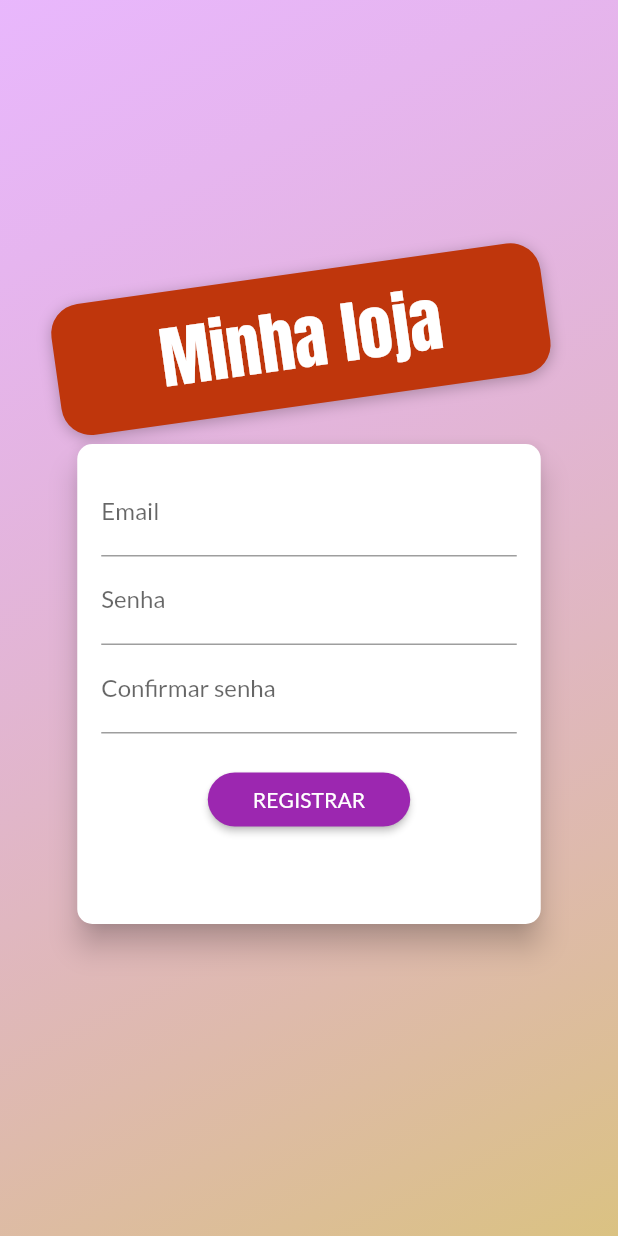
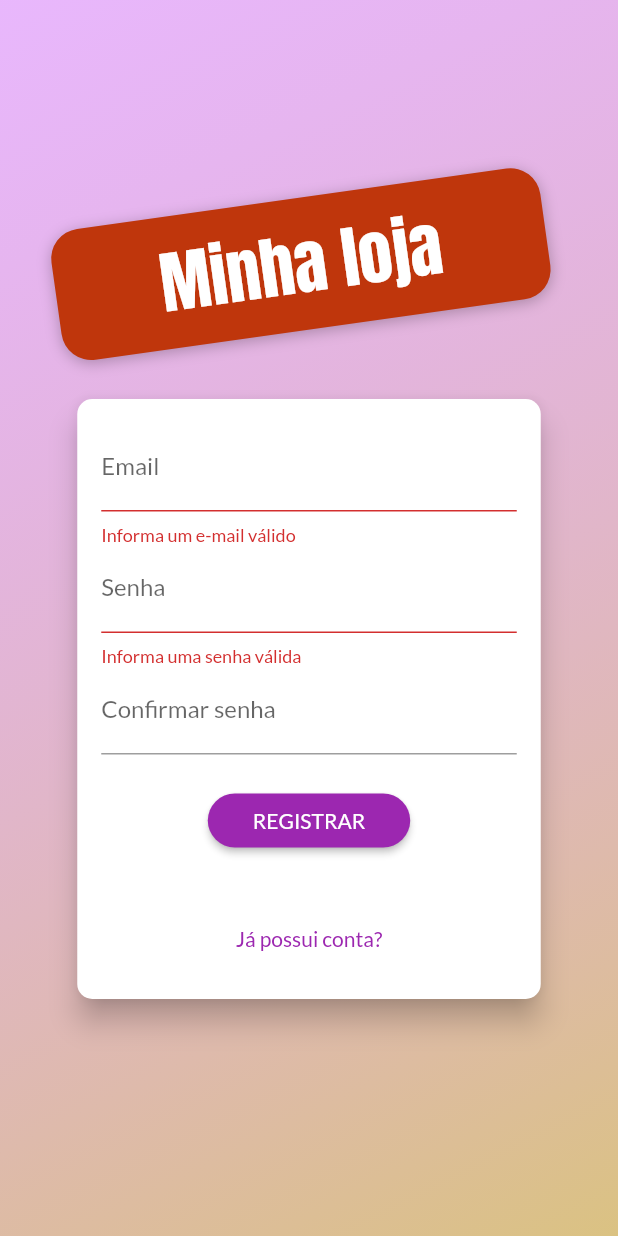
Before and after one commit to BrunoAraujooDev/flutter-shop, a Flutter app: the screen it shows after launch, after a tap on "REGISTRAR", on a phone screen of 412 x 824 dp. Run offline on Flutter 3.47's test engine with Material 2 defaults, Android fonts, the phone set to English and light mode, and no system bars; network calls fail.

Commit message:
finalizando pagina de login e colocando funcionalidade de registrar

```diff
--- a/lib/components/auth_form.dart
+++ b/lib/components/auth_form.dart
@@ -1,4 +1,6 @@
 import 'package:flutter/material.dart';
+import 'package:provider/provider.dart';
+import 'package:shop/models/auth.dart';
 
 enum AuthMode { login, signUp }
 
@@ -11,14 +13,53 @@ class AuthForm extends StatefulWidget {
 
 class _AuthFormState extends State<AuthForm> {
   AuthMode _authMode = AuthMode.signUp;
-  final _passwordController = TextEditingController();
+  final TextEditingController _passwordController = TextEditingController();
+  final _formkey = GlobalKey<FormState>();
+  bool _isLoading = false;
 
-  Map<String, String> _authData = {
+  final Map<String, String> _authData = {
     'email': '',
     'password': '',
   };
 
-  void _submit() {}
+  bool isLogin() => _authMode == AuthMode.login;
+  bool isSignUp() => _authMode == AuthMode.signUp;
+
+  void _switchAuthMode() {
+    setState(() {
+      if (isLogin()) {
+        _authMode = AuthMode.signUp;
+      } else {
+        _authMode = AuthMode.login;
+      }
+    });
+  }
+
+  Future<void> _submit() async {
+    bool isValid = _formkey.currentState?.validate() ?? false;
+
+    if (!isValid) {
+      return;
+    }
+
+    _formkey.currentState?.save();
+
+    setState(() {
+      _isLoading = true;
+    });
+
+    Auth auth = Provider.of<Auth>(context, listen: false);
+
+    if (isLogin()) {
+      // login
+    } else {
+      // registrar
+      await auth.signup(_authData['email']!, _authData['password']!);
+    }
+    setState(() {
+      _isLoading = false;
+    });
+  }
 
   @override
   Widget build(BuildContext context) {
@@ -27,10 +68,11 @@ class _AuthFormState extends State<AuthForm> {
       elevation: 8,
       shape: RoundedRectangleBorder(borderRadius: BorderRadius.circular(10)),
       child: Container(
-          height: 320,
+          height: isLogin() ? 310 : 400,
           width: deviceSize.width * 0.75,
           padding: const EdgeInsets.all(16),
           child: Form(
+            key: _formkey,
             child: Column(
               children: [
                 TextFormField(
@@ -64,13 +106,13 @@ class _AuthFormState extends State<AuthForm> {
                   },
                   onSaved: (password) => _authData['password'] = password ?? '',
                 ),
-                if (_authMode == AuthMode.signUp)
+                if (isSignUp())
                   TextFormField(
                     decoration:
                         const InputDecoration(labelText: 'Confirmar senha'),
                     keyboardType: TextInputType.visiblePassword,
                     obscureText: true,
-                    validator: _authMode == AuthMode.login
+                    validator: isLogin()
                         ? null
                         : (_password) {
                             final password = _password ?? '';
@@ -84,18 +126,25 @@ class _AuthFormState extends State<AuthForm> {
                 const SizedBox(
                   height: 20,
                 ),
+                if (_isLoading)
+                  const CircularProgressIndicator()
+                else
                   ElevatedButton(
                     onPressed: _submit,
                     style: ElevatedButton.styleFrom(
                       shape: RoundedRectangleBorder(
                         borderRadius: BorderRadius.circular(30),
                       ),
-                    padding:
-                        const EdgeInsets.symmetric(horizontal: 30, vertical: 8),
+                      padding: const EdgeInsets.symmetric(
+                          horizontal: 30, vertical: 8),
                     ),
+                    child: Text(isLogin() ? 'ENTRAR' : 'REGISTRAR'),
+                  ),
+                const Spacer(),
+                TextButton(
+                    onPressed: _switchAuthMode,
                     child: Text(
-                      _authMode == AuthMode.login ? 'ENTRAR' : 'REGISTRAR'),
-                ),
+                        isLogin() ? 'Deseja registrar?' : 'Já possui conta?'))
               ],
             ),
           )),
--- a/lib/main.dart
+++ b/lib/main.dart
@@ -1,5 +1,6 @@
 import 'package:flutter/material.dart';
 import 'package:provider/provider.dart';
+import 'package:shop/models/auth.dart';
 import 'package:shop/models/cart.dart';
 import 'package:shop/models/order_list.dart';
 import 'package:shop/pages/auth_page.dart';
@@ -33,6 +34,9 @@ class MyApp extends StatelessWidget {
         ChangeNotifierProvider(
           create: (_) => OrderList(),
         ),
+        ChangeNotifierProvider(
+          create: (_) => Auth(),
+        ),
       ],
       child: MaterialApp(
         title: 'Flutter Demo',
--- /dev/null
+++ b/lib/models/auth.dart
@@ -0,0 +1,18 @@
+import 'dart:convert';
+
+import 'package:flutter/material.dart';
+import 'package:http/http.dart' as http;
+
+class Auth with ChangeNotifier {
+  static const _url =
+      'https://identitytoolkit.googleapis.com/v1/accounts:signUp?key=AIzaSyAl7_8zQ6D6RRPFx3_g5CXZUalB41tySHc';
+
+  Future<void> signup(String email, String password) async {
+    final response = await http.post(Uri.parse(_url),
+        body: jsonEncode({
+          'email': email,
+          'password': password,
+          'returnSecureToken': true,
+        }));
+  }
+}
--- a/lib/pages/auth_page.dart
+++ b/lib/pages/auth_page.dart
@@ -30,6 +30,7 @@ class AuthPage extends StatelessWidget {
               crossAxisAlignment: CrossAxisAlignment.center,
               children: [
                 Container(
+                  margin: const EdgeInsets.only(bottom: 20),
                   padding:
                       const EdgeInsets.symmetric(vertical: 10, horizontal: 70),
                   decoration: BoxDecoration(
```
Lines whose indentation alone changed are shown as unchanged.
